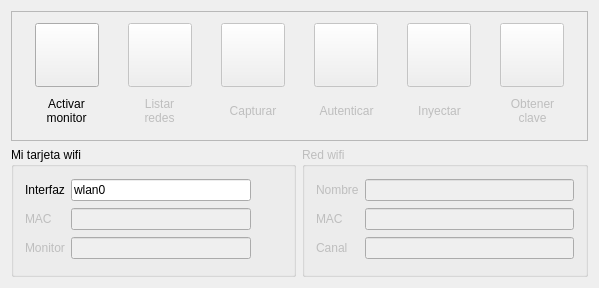
This is qaircrack.ui in shoden/qaircrack as Qt 5 draws it before an edit. The edited form follows.
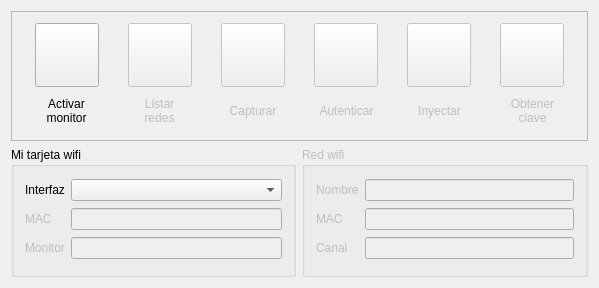
This is the edited form. Icons and pictures are not drawn.

Commit message: lista de interfaces

What changed in the file:
```diff
--- a/qaircrack.ui
+++ b/qaircrack.ui
@@ -523,13 +523,6 @@
         </property>
        </widget>
       </item>
-      <item row="0" column="1">
-       <widget class="QLineEdit" name="myInterface">
-        <property name="text">
-         <string>wlan0</string>
-        </property>
-       </widget>
-      </item>
       <item row="1" column="0">
        <widget class="QLabel" name="label_12">
         <property name="enabled">
@@ -564,30 +557,11 @@
         </property>
        </widget>
       </item>
-      <item row="0" column="2">
-       <widget class="QPushButton" name="myInterfaceButton">
-        <property name="enabled">
-         <bool>true</bool>
-        </property>
-        <property name="maximumSize">
-         <size>
-          <width>25</width>
-          <height>25</height>
-         </size>
-        </property>
+      <item row="0" column="1">
+       <widget class="QComboBox" name="myInterface">
         <property name="focusPolicy">
          <enum>Qt::NoFocus</enum>
         </property>
-        <property name="text">
-         <string/>
-        </property>
-        <property name="icon">
-         <iconset resource="graphics.qrc">
-          <normaloff>:/icons/icons/help.png</normaloff>:/icons/icons/help.png</iconset>
-        </property>
-        <property name="flat">
-         <bool>true</bool>
-        </property>
        </widget>
       </item>
      </layout>
```
The commit also changes 2 other files.
